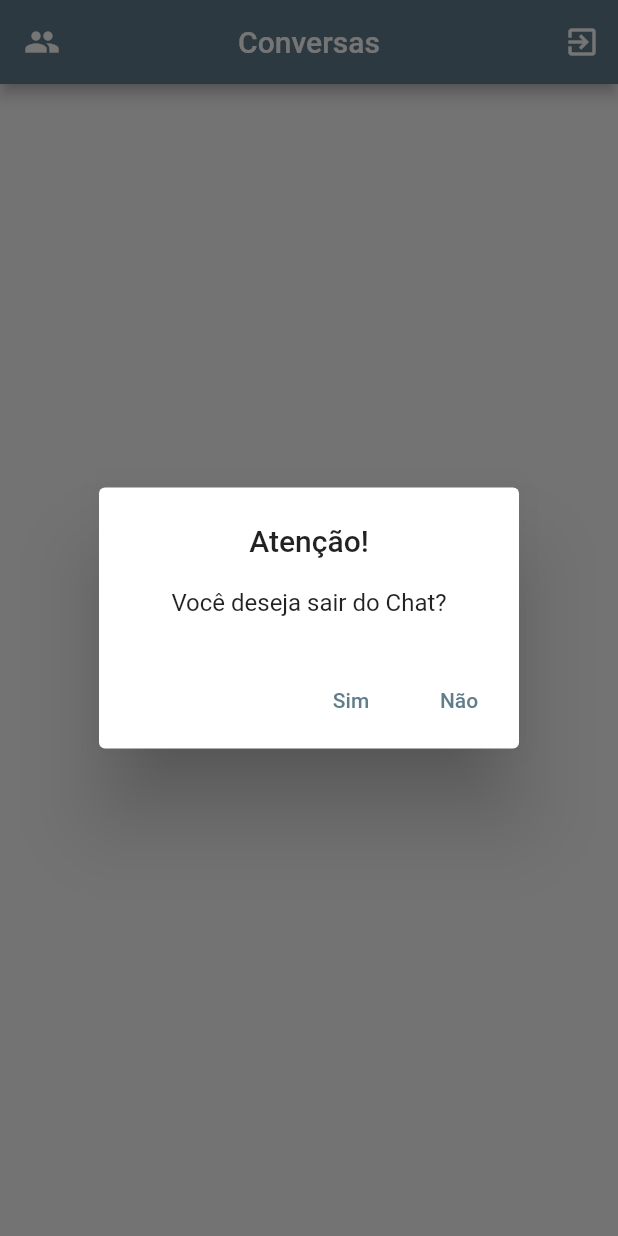
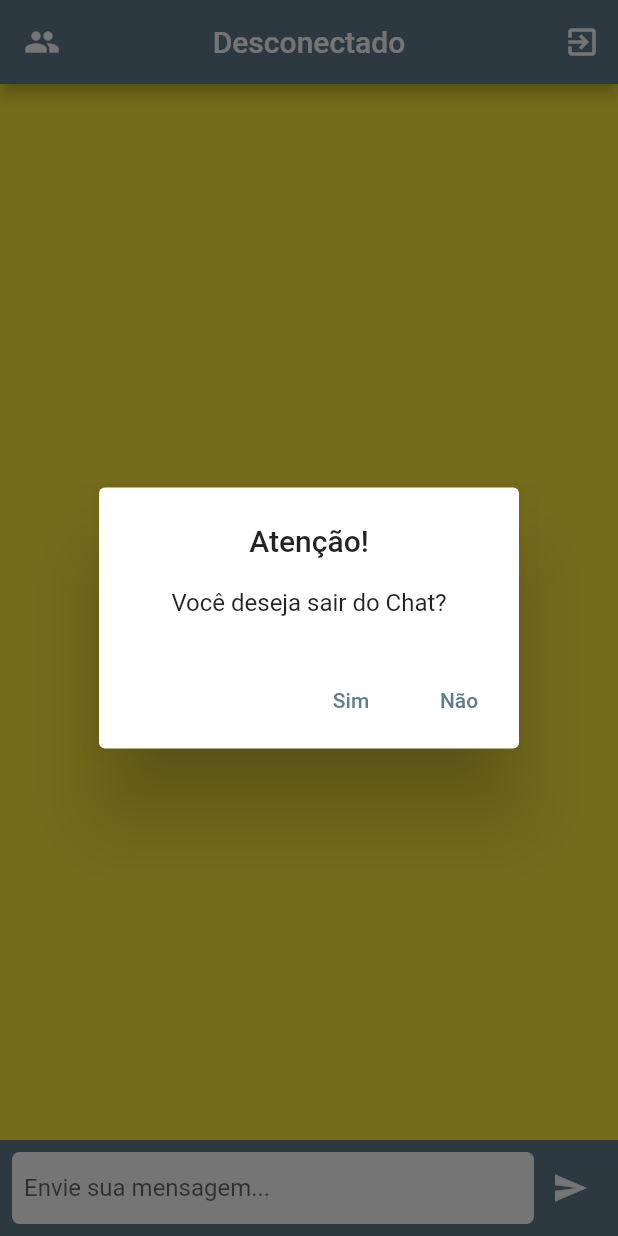
Before and after one commit to JBCFurtado/chat, a Flutter app: the Chat screen opened by its route, after a tap on the "exit to app" icon, on a phone screen of 412 x 824 dp. Run offline on Flutter 3.47's test engine with Material 2 defaults, Android fonts, the phone set to English and light mode, and no system bars; our stand-ins replace bloc, equatable, flutter_bloc, socket_io_client; accounts and stored records are empty; network calls fail.

```diff
--- a/lib/bloc/chat_event.dart
+++ b/lib/bloc/chat_event.dart
@@ -16,12 +16,15 @@ class EventoEntrar extends ChatEvent {
   EventoEntrar(this.username);
 }
 
-class EventoSair extends ChatEvent {
-
-}
+class EventoSair extends ChatEvent {}
 
 class EventoReceberMensagem extends ChatEvent {
   final Message msg;
 
   EventoReceberMensagem(this.msg);
 }
+
+class EventoReceberUsuarios extends ChatEvent {
+  final List<User> users;
+  EventoReceberUsuarios(this.users);
+}
--- a/lib/bloc/chat_state.dart
+++ b/lib/bloc/chat_state.dart
@@ -13,11 +13,11 @@ class EstadoConectado extends ChatState {}
 
 class EstadoDesconectado extends ChatState {}
 
-
 class EstadoMensagemRecebida extends ChatState {
   final Message msg;
-
   EstadoMensagemRecebida(this.msg);
   @override
   List<Object> get props => [msg];
 }
+
+class EstadoRecebendoUsuarios extends ChatState {}
--- a/lib/models/user.dart
+++ b/lib/models/user.dart
@@ -4,13 +4,15 @@ class User {
   final String id;
   final String username;
   final String room;
+  final bool site;
 
-  const User({@required this.id, @required this.username, this.room = 'Aula'});
+  const User({@required this.id, @required this.username, this.room = 'Aula', this.site});
 
   User.fromJson(Map<String, dynamic> json)
       : id = json['id'],
         username = json['username'],
-        room = json['room'];
+        room = json['room'],
+        site = json['site'];
 
   Map<String, dynamic> toJson() =>
       {'id': id, 'username': username, 'room': room};
--- a/lib/screens/chat.dart
+++ b/lib/screens/chat.dart
@@ -1,6 +1,9 @@
 import 'package:chat/bloc/chat_bloc.dart';
 import 'package:flutter/material.dart';
 import 'package:flutter_bloc/flutter_bloc.dart';
+
+part 'widget_enviar.dart';
+
 class Chat extends StatelessWidget {
   @override
   Widget build(BuildContext context) {
@@ -10,7 +13,14 @@ class Chat extends StatelessWidget {
       onWillPop: () => null,
       child: Scaffold(
         appBar: AppBar(
-          title: Text('Conversas'),
+          title: BlocBuilder<ChatBloc, ChatState>(
+            buildWhen: (previousState, state) {
+              return state is EstadoConectado || state is EstadoDesconectado;
+            },
+            builder: (context, state) {
+              return Text(_bloc.conectado ? _bloc.user.username : 'Desconectado');
+            },
+          ),
           centerTitle: true,
           leading: IconButton(
             icon: Icon(Icons.people),
@@ -22,6 +32,15 @@ class Chat extends StatelessWidget {
               onPressed: () => _showMyDialog(context),
             ),
           ],
+        ),
+        body: Container(
+          child: Column(
+            children: [
+              Expanded(
+                child: Container(color: Colors.yellow,),
+              ),
+            widgetEnviar(),
+          ],),
         ),
       ),
     );
--- a/lib/screens/login.dart
+++ b/lib/screens/login.dart
@@ -15,7 +15,6 @@ class Login extends StatelessWidget {
       },
       listener: (context, state) {
         if (state is EstadoMensagemRecebida) {
-          //state.msg.
           if (state.msg.id == 'server' &&
               state.msg.text == 'Bem vindo ao chat!') {
             Navigator.pushNamedAndRemoveUntil(
--- /dev/null
+++ b/lib/screens/widget_enviar.dart
@@ -0,0 +1,41 @@
+part of 'chat.dart';
+
+Widget widgetEnviar() {
+  final _controll = TextEditingController();
+  return Container(
+    padding: EdgeInsets.all(8),
+    color: Colors.blueGrey,
+    child: Row(
+      children: [
+        Expanded(
+            child: TextField(
+          onSubmitted: (text) {
+            if (text.isNotEmpty) {
+              _controll.clear();
+            }
+          },
+          controller: _controll,
+          decoration: InputDecoration(
+            contentPadding: EdgeInsets.all(8),
+            fillColor: Colors.white,
+            filled: true,
+            hintText: 'Envie sua mensagem...',
+            border: OutlineInputBorder(
+              borderRadius: BorderRadius.circular(5),
+              borderSide: BorderSide.none,
+            ),
+          ),
+        )),
+        IconButton(
+          icon: Icon(Icons.send),
+          color: Colors.white,
+          onPressed: () {
+            if (_controll.text.isNotEmpty) {
+              _controll.clear();
+            }
+          },
+        ),
+      ],
+    ),
+  );
+}
```
Also changed, not shown: lib/bloc/chat_bloc.dart (+23 -5 lines), lib/screens/usuarios.dart (+16 -0 lines), 2 other files.
